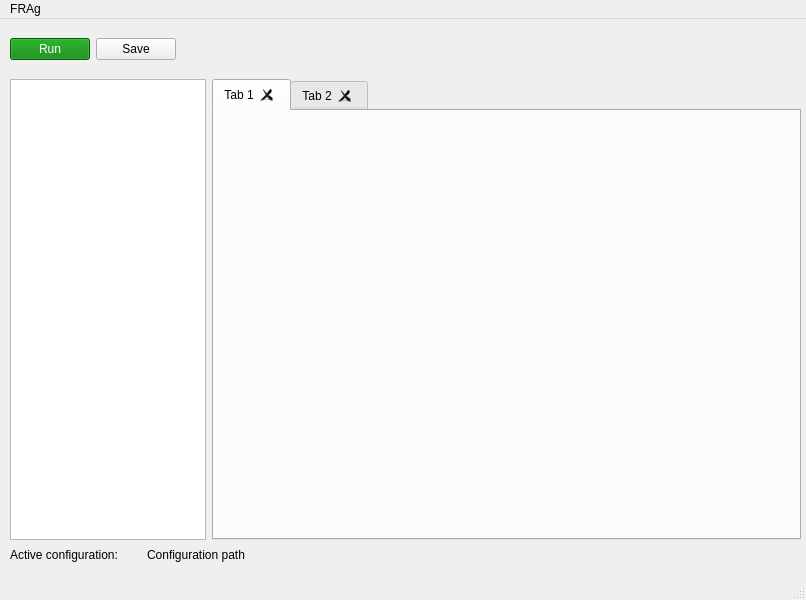
Qt form gui/design.ui (zborilf/FRAg) before a commit.
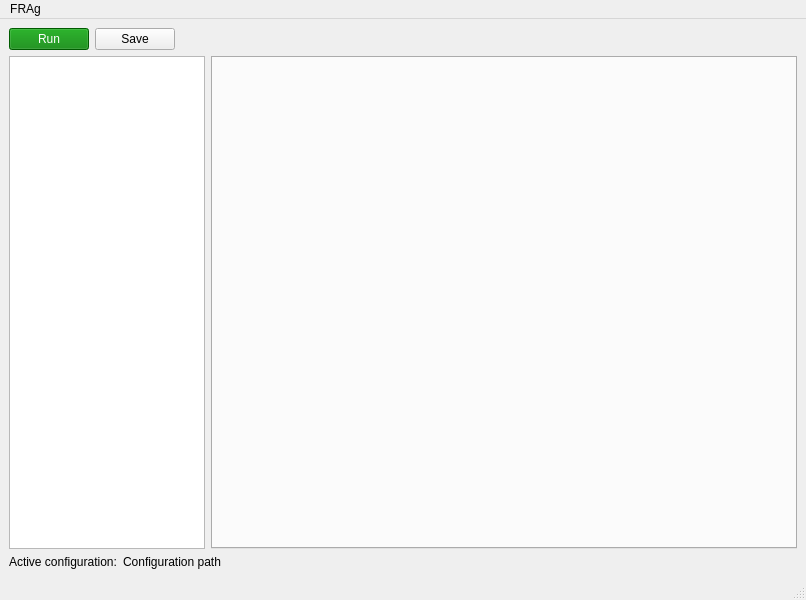
The same form after that commit.

Commit message: adjust the main window to be responsible

```diff
--- a/gui/design.ui
+++ b/gui/design.ui
@@ -14,88 +14,14 @@
    <string>FRAg</string>
   </property>
   <widget class="QWidget" name="centralwidget">
-   <widget class="QWidget" name="gridLayoutWidget_2">
-    <property name="geometry">
-     <rect>
-      <x>10</x>
-      <y>520</y>
-      <width>791</width>
-      <height>31</height>
-     </rect>
-    </property>
-    <layout class="QGridLayout" name="bottonLayout" columnstretch="1,5">
-     <item row="0" column="1">
-      <widget class="QLabel" name="configStatusLabel">
-       <property name="text">
-        <string>Configuration path</string>
-       </property>
-       <property name="wordWrap">
-        <bool>true</bool>
-       </property>
-      </widget>
-     </item>
-     <item row="0" column="0">
-      <widget class="QLabel" name="staticConfigLabel">
-       <property name="text">
-        <string>Active configuration:</string>
-       </property>
-      </widget>
-     </item>
-    </layout>
-   </widget>
-   <widget class="QWidget" name="horizontalLayoutWidget">
-    <property name="geometry">
-     <rect>
-      <x>10</x>
-      <y>60</y>
-      <width>791</width>
-      <height>461</height>
-     </rect>
-    </property>
-    <layout class="QHBoxLayout" name="centralLayout" stretch="1,3">
+   <layout class="QVBoxLayout" name="verticalLayout">
      <item>
-      <widget class="QTreeView" name="treeView"/>
-     </item>
-     <item>
-      <widget class="QTabWidget" name="filesTab">
-       <property name="enabled">
-        <bool>true</bool>
-       </property>
-       <property name="currentIndex">
-        <number>0</number>
-       </property>
-       <property name="tabsClosable">
-        <bool>true</bool>
-       </property>
-       <widget class="QWidget" name="tab">
-        <attribute name="title">
-         <string>Tab 1</string>
-        </attribute>
-       </widget>
-       <widget class="QWidget" name="tab_2">
-        <attribute name="title">
-         <string>Tab 2</string>
-        </attribute>
-       </widget>
-      </widget>
-     </item>
-    </layout>
-   </widget>
-   <widget class="QWidget" name="horizontalLayoutWidget_2">
-    <property name="geometry">
-     <rect>
-      <x>10</x>
-      <y>10</y>
-      <width>791</width>
-      <height>41</height>
-     </rect>
-    </property>
-    <layout class="QHBoxLayout" name="topLayout" stretch="0,0,10">
+     <layout class="QHBoxLayout" name="topLayout">
+      <property name="spacing">
+       <number>6</number>
+      </property>
      <item>
       <widget class="QPushButton" name="runButton">
-       <property name="enabled">
-        <bool>true</bool>
-       </property>
        <property name="styleSheet">
         <string notr="true">#runButton {
     background-color: green;
@@ -120,17 +46,71 @@
       </widget>
      </item>
      <item>
-      <widget class="QLabel" name="fakeLabel">
-       <property name="enabled">
-        <bool>false</bool>
-       </property>
-       <property name="text">
-        <string/>
-       </property>
+       <spacer name="horizontalSpacer">
+        <property name="orientation">
+         <enum>Qt::Horizontal</enum>
+        </property>
+        <property name="sizeHint" stdset="0">
+         <size>
+          <width>40</width>
+          <height>20</height>
+         </size>
+        </property>
+       </spacer>
+      </item>
+     </layout>
+    </item>
+    <item>
+     <layout class="QHBoxLayout" name="centralLayout" stretch="1,3">
+      <item>
+       <widget class="QTreeView" name="treeView"/>
+      </item>
+      <item>
+       <widget class="QTabWidget" name="filesTab">
+        <property name="currentIndex">
+         <number>-1</number>
+        </property>
+        <property name="tabsClosable">
+         <bool>true</bool>
+        </property>
       </widget>
      </item>
     </layout>
-   </widget>
+    </item>
+    <item>
+     <layout class="QHBoxLayout" name="bottomLayout" stretch="0,1">
+      <item>
+       <widget class="QLabel" name="staticConfigLabel">
+        <property name="sizePolicy">
+         <sizepolicy hsizetype="Minimum" vsizetype="Preferred">
+          <horstretch>0</horstretch>
+          <verstretch>0</verstretch>
+         </sizepolicy>
+        </property>
+        <property name="text">
+         <string>Active configuration:</string>
+        </property>
+       </widget>
+      </item>
+      <item>
+       <widget class="QLabel" name="configStatusLabel">
+        <property name="sizePolicy">
+         <sizepolicy hsizetype="Expanding" vsizetype="Preferred">
+          <horstretch>1</horstretch>
+          <verstretch>0</verstretch>
+         </sizepolicy>
+        </property>
+        <property name="text">
+         <string>Configuration path</string>
+        </property>
+        <property name="wordWrap">
+         <bool>true</bool>
+        </property>
+       </widget>
+      </item>
+     </layout>
+    </item>
+   </layout>
   </widget>
   <widget class="QMenuBar" name="menubar">
    <property name="geometry">
```
Lines whose indentation alone changed are shown as unchanged. The commit also changes 1 other file.
